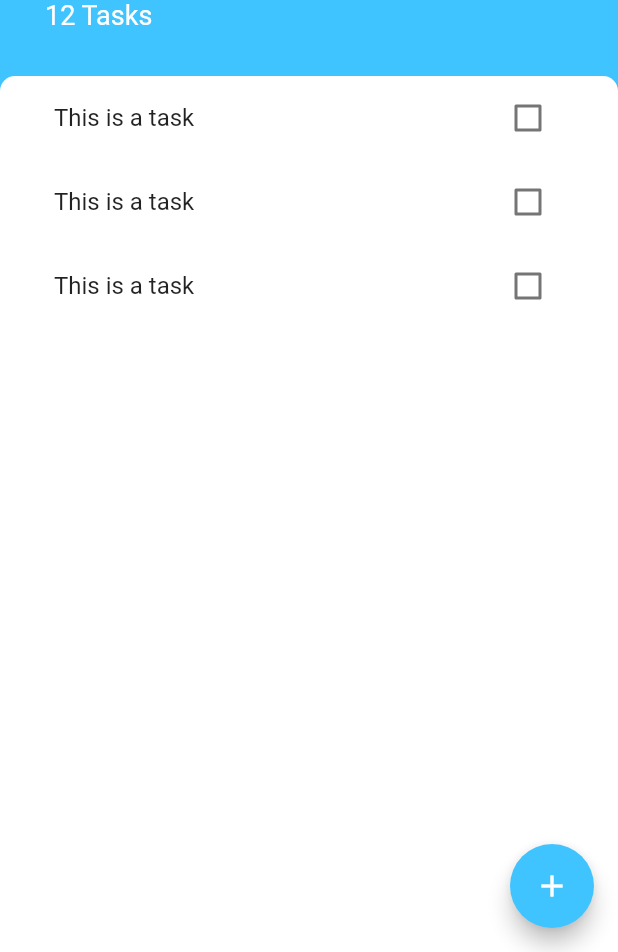
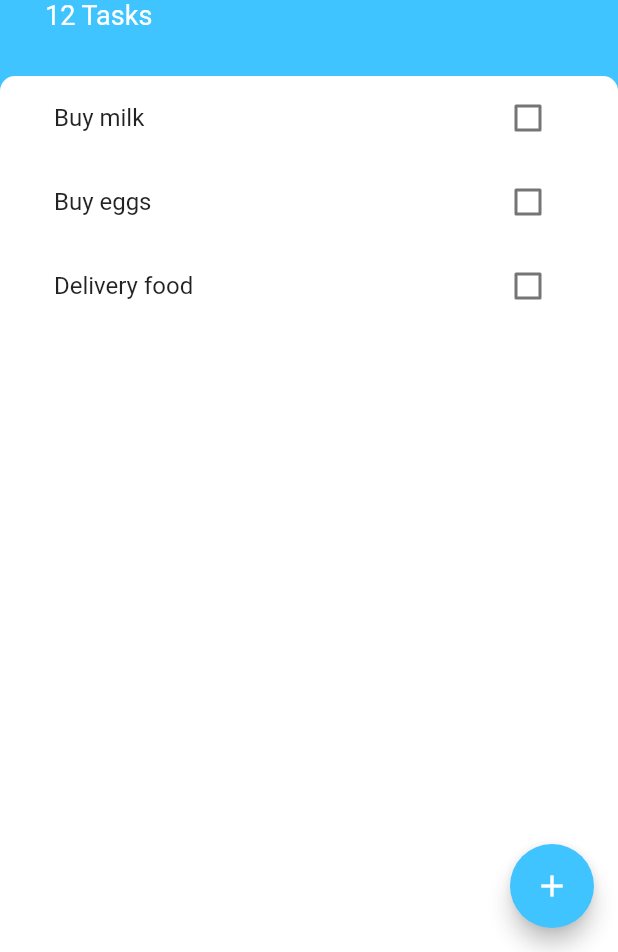
Before and after one commit to mohmedkasim/Todomo, a Flutter app: the screen it shows after launch, on a phone screen of 412 x 824 dp, the part 284-1236 px from its top. Run offline on Flutter 3.47's test engine with Material 2 defaults, Android fonts, the phone set to English and light mode, and no system bars.

Commit message:
add listView builder Tasks

```diff
--- /dev/null
+++ b/lib/models/task.dart
@@ -0,0 +1,10 @@
+class Task {
+  final String name;
+  bool isDone;
+
+  Task({this.name, this.isDone = false});
+
+  void toggleDone() {
+    isDone = !isDone;
+  }
+}
--- a/lib/widgets/TaskTile.dart
+++ b/lib/widgets/TaskTile.dart
@@ -1,38 +1,22 @@
 import 'package:flutter/material.dart';
 
-class TaskTile extends StatefulWidget {
-  @override
-  _TaskTileState createState() => _TaskTileState();
-}
-
-class _TaskTileState extends State<TaskTile> {
-  bool isChecked = false;
-  void checkboxCallback(bool newValue) {
-    setState(() {
-      isChecked = newValue;
-    });
-  }
+class TaskTile extends StatelessWidget {
+  final bool isChecked;
+  final String taskTitle;
+  final Function checkboxCallBack;
+  TaskTile({this.isChecked, this.taskTitle, this.checkboxCallBack});
 
   @override
   Widget build(BuildContext context) {
     return ListTile(
-      title: Text(
-        'This is a task',
-        style: TextStyle(
-            decoration: isChecked ? TextDecoration.lineThrough : null),
-      ),
-      trailing: TaskCheckbox(isChecked, checkboxCallback),
-    );
+        title: Text(
+          taskTitle,
+          style: TextStyle(
+              decoration: isChecked ? TextDecoration.lineThrough : null),
+        ),
+        trailing: Checkbox(
+          value: isChecked,
+          onChanged: checkboxCallBack,
+        ));
   }
 }
-
-class TaskCheckbox extends StatelessWidget {
-  final bool checkboxState;
-  final Function checkBoxCallBack;
-  TaskCheckbox(this.checkboxState, this.checkBoxCallBack);
-
-  @override
-  Widget build(BuildContext context) {
-    return Checkbox(value: checkboxState, onChanged: checkBoxCallBack);
-  }
-}
--- a/lib/widgets/TasksList.dart
+++ b/lib/widgets/TasksList.dart
@@ -1,12 +1,34 @@
 import 'package:flutter/material.dart';
+import 'package:todo_list/models/task.dart';
 
 import 'TaskTile.dart';
 
-class TasksList extends StatelessWidget {
+class TasksList extends StatefulWidget {
+  @override
+  _TasksListState createState() => _TasksListState();
+}
+
+class _TasksListState extends State<TasksList> {
+  List<Task> tasks = [
+    Task(name: 'Buy milk'),
+    Task(name: 'Buy eggs'),
+    Task(name: 'Delivery food')
+  ];
+
   @override
   Widget build(BuildContext context) {
-    return ListView(
-      children: [TaskTile(), TaskTile(), TaskTile()],
+    return ListView.builder(
+      itemCount: tasks.length,
+      itemBuilder: (BuildContext context, int index) {
+        return TaskTile(
+            taskTitle: tasks[index].name,
+            isChecked: tasks[index].isDone,
+            checkboxCallBack: (bool checkboxState) {
+              setState(() {
+                tasks[index].toggleDone();
+              });
+            });
+      },
     );
   }
 }
```
